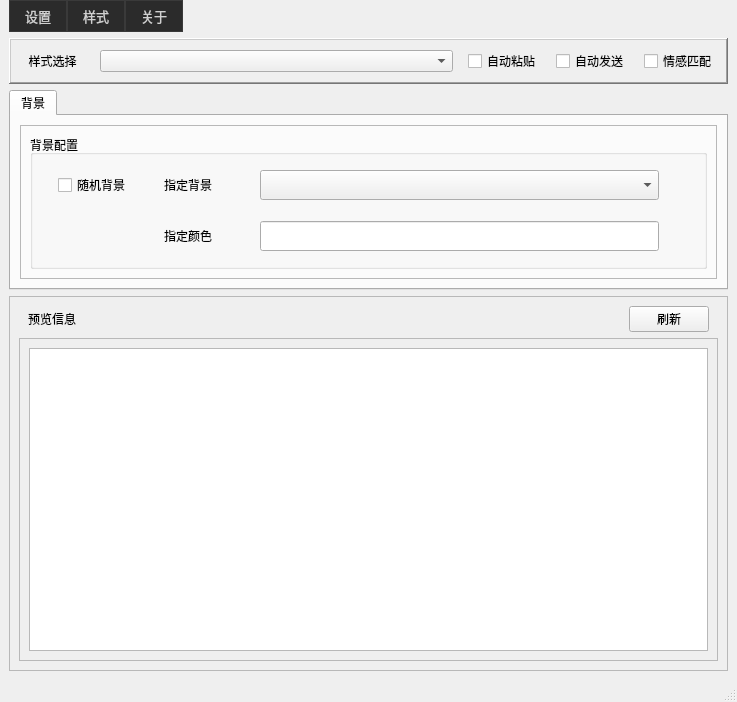
Above: ui/ui_main_window.ui from xusu616/meowmeowTerminal before the change. Below: the same form after it.
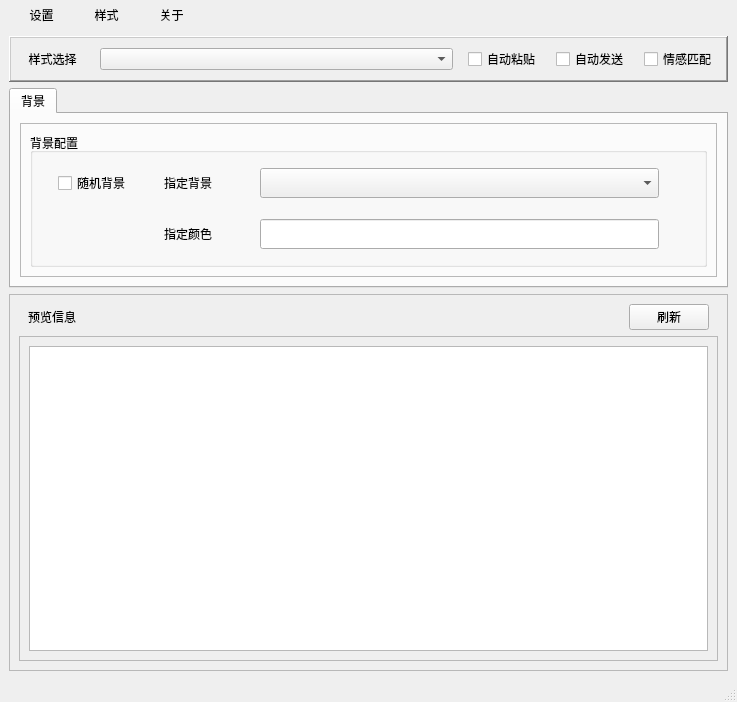
That is the form after the change.

```diff
--- a/ui/ui_main_window.ui
+++ b/ui/ui_main_window.ui
@@ -50,42 +50,18 @@
            <height>30</height>
           </size>
          </property>
-         <property name="styleSheet">
-          <string notr="true">QPushButton {
-    background-color: #2b2b2b;
-    border: 1px solid #3a3a3a;
-    color: #d0d0d0;
-    padding: 5px 15px;
-    text-align: center;
-    font-size: 13px;
-    font-weight: normal;
-}
-
-QPushButton:hover {
-    background-color: #3a3a3a;
-    border: 1px solid #4a4a4a;
-}
-
-QPushButton:pressed {
-    background-color: #4a4a4a;
-    border: 1px solid #5a5a5a;
-}
-
-QPushButton:checked {
-    background-color: #1a4b7e;
-    border: 1px solid #2a5b8e;
-    color: #ffffff;
-}
-
-QPushButton:disabled {
-    background-color: #1a1a1a;
-    border: 1px solid #2a2a2a;
-    color: #5a5a5a;
-}</string>
+         <property name="maximumSize">
+          <size>
+           <width>65</width>
+           <height>16777215</height>
+          </size>
          </property>
          <property name="text">
           <string>设置</string>
          </property>
+         <property name="flat">
+          <bool>true</bool>
+         </property>
         </widget>
        </item>
        <item>
@@ -102,42 +78,18 @@
            <height>30</height>
           </size>
          </property>
-         <property name="styleSheet">
-          <string notr="true">QPushButton {
-    background-color: #2b2b2b;
-    border: 1px solid #3a3a3a;
-    color: #d0d0d0;
-    padding: 5px 15px;
-    text-align: center;
-    font-size: 13px;
-    font-weight: normal;
-}
-
-QPushButton:hover {
-    background-color: #3a3a3a;
-    border: 1px solid #4a4a4a;
-}
-
-QPushButton:pressed {
-    background-color: #4a4a4a;
-    border: 1px solid #5a5a5a;
-}
-
-QPushButton:checked {
-    background-color: #1a4b7e;
-    border: 1px solid #2a5b8e;
-    color: #ffffff;
-}
-
-QPushButton:disabled {
-    background-color: #1a1a1a;
-    border: 1px solid #2a2a2a;
-    color: #5a5a5a;
-}</string>
+         <property name="maximumSize">
+          <size>
+           <width>65</width>
+           <height>16777215</height>
+          </size>
          </property>
          <property name="text">
           <string>样式</string>
          </property>
+         <property name="flat">
+          <bool>true</bool>
+         </property>
         </widget>
        </item>
        <item>
@@ -154,47 +106,29 @@
            <height>30</height>
           </size>
          </property>
+         <property name="maximumSize">
+          <size>
+           <width>65</width>
+           <height>16777215</height>
+          </size>
+         </property>
          <property name="focusPolicy">
           <enum>Qt::FocusPolicy::StrongFocus</enum>
          </property>
-         <property name="styleSheet">
-          <string notr="true">QPushButton {
-    background-color: #2b2b2b;
-    border: 1px solid #3a3a3a;
-    color: #d0d0d0;
-    padding: 5px 15px;
-    text-align: center;
-    font-size: 13px;
-    font-weight: normal;
-}
-
-QPushButton:hover {
-    background-color: #3a3a3a;
-    border: 1px solid #4a4a4a;
-}
-
-QPushButton:pressed {
-    background-color: #4a4a4a;
-    border: 1px solid #5a5a5a;
-}
-
-QPushButton:checked {
-    background-color: #1a4b7e;
-    border: 1px solid #2a5b8e;
-    color: #ffffff;
-}
-
-QPushButton:disabled {
-    background-color: #1a1a1a;
-    border: 1px solid #2a2a2a;
-    color: #5a5a5a;
-}</string>
+         <property name="autoFillBackground">
+          <bool>false</bool>
          </property>
          <property name="text">
           <string>关于</string>
          </property>
+         <property name="autoDefault">
+          <bool>false</bool>
+         </property>
+         <property name="default">
+          <bool>false</bool>
+         </property>
          <property name="flat">
-          <bool>false</bool>
+          <bool>true</bool>
          </property>
         </widget>
        </item>
```
